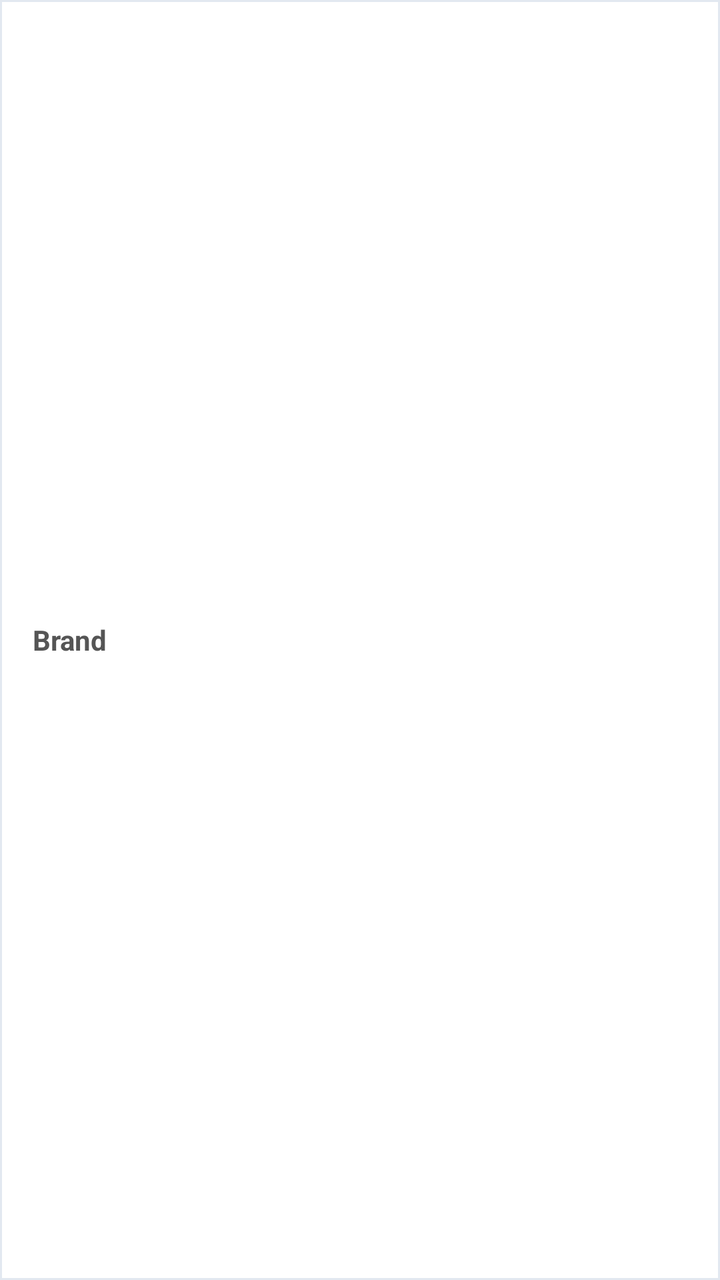
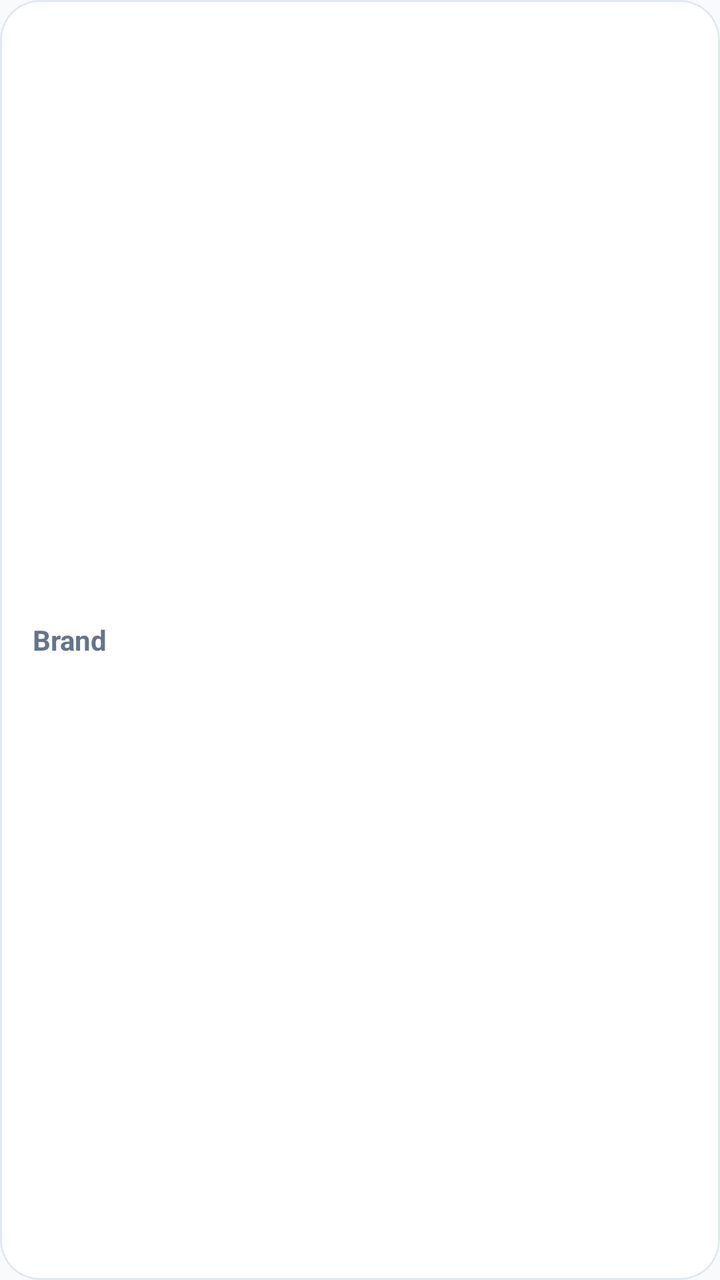

Before-and-after screenshots of an Android layout around one commit, followed by the original layout XML and the change that was made.
<!-- AndroidManifest.xml: application theme Theme.BeckieDealApp -->
<!-- res/layout/item_brand_chip.xml -->
﻿<?xml version="1.0" encoding="utf-8"?>
<com.google.android.material.card.MaterialCardView xmlns:android="http://schemas.android.com/apk/res/android"
    xmlns:app="http://schemas.android.com/apk/res-auto"
    android:layout_width="wrap_content"
    android:layout_height="36dp"
    android:layout_marginEnd="8dp"
    app:cardCornerRadius="0dp"
    app:cardElevation="0dp"
    app:cardBackgroundColor="@color/surface"
    app:strokeWidth="1dp"
    app:strokeColor="@color/border_color"
    android:clickable="true"
    android:focusable="true">

    <TextView
        android:id="@+id/chipText"
        android:layout_width="wrap_content"
        android:layout_height="match_parent"
        android:gravity="center"
        android:paddingHorizontal="16dp"
        android:text="Brand"
        android:textColor="#555555"
        android:textSize="@dimen/text_size_body"
        android:textStyle="bold" />

</com.google.android.material.card.MaterialCardView>
<!-- resources referenced by this layout -->
<resources>
  <color name="border_color">#E2E8F0</color>
  <color name="surface">#FFFFFF</color>
  <dimen name="text_size_body">13sp</dimen>
  <style name="Theme.BeckieDealApp" parent="Base.Theme.BeckieDealApp" />
  <style name="Base.Theme.BeckieDealApp" parent="Theme.Material3.DayNight.NoActionBar">
          <item name="colorPrimary">@color/primary</item>
          <item name="colorOnPrimary">@color/on_primary</item>
          <item name="colorPrimaryContainer">@color/primary_container</item>
          <item name="colorOnPrimaryContainer">@color/on_primary_container</item>
          <item name="android:windowBackground">@color/background</item>
          <item name="colorSurface">@color/surface</item>
          <item name="colorOnSurface">@color/on_surface</item>
          
          <item name="bottomNavigationStyle">@style/Widget.App.BottomNavigationView</item>
      </style>
  <color name="primary">#F97316</color>
  <color name="on_primary">#FFFFFF</color>
  <color name="primary_container">#F97316</color>
  <color name="on_primary_container">#582200</color>
  <color name="background">#F8FAFC</color>
  <color name="on_surface">#251913</color>
  <style name="Widget.App.BottomNavigationView" parent="Widget.Material3.BottomNavigationView">
          <item name="itemIconSize">26dp</item>
          <item name="itemIconTint">@color/bottom_nav_color</item>
          <item name="itemTextColor">@color/bottom_nav_color</item>
          
          <item name="android:background">@null</item>
          <item name="backgroundTint">@null</item>
          <item name="labelVisibilityMode">unlabeled</item>
          <item name="itemActiveIndicatorStyle">@style/Widget.App.BottomNav.ActiveIndicator</item>
      </style>
  <style name="Widget.App.BottomNav.ActiveIndicator" parent="Widget.Material3.BottomNavigationView.ActiveIndicator">
          <item name="android:color">@color/nav_indicator_fill</item>
          <item name="android:width">52dp</item>
          <item name="android:height">40dp</item>
          <item name="shapeAppearance">@style/ShapeAppearance.App.BottomNav.ActiveIndicator</item>
      </style>
  <color name="nav_indicator_fill">#FFF1EB</color>
  <style name="ShapeAppearance.App.BottomNav.ActiveIndicator" parent="">
          <item name="cornerFamily">rounded</item>
          <item name="cornerSize">50%</item>
      </style>
</resources>

<!-- the commit's change to res/layout/item_brand_chip.xml (unified diff, before → after) -->
@@ -4,10 +4,10 @@
     android:layout_width="wrap_content"
     android:layout_height="36dp"
     android:layout_marginEnd="8dp"
-    app:cardCornerRadius="0dp"
+    app:cardCornerRadius="@dimen/chip_pill_radius"
     app:cardElevation="0dp"
     app:cardBackgroundColor="@color/surface"
-    app:strokeWidth="1dp"
+    app:strokeWidth="@dimen/chip_stroke_width"
     app:strokeColor="@color/border_color"
     android:clickable="true"
     android:focusable="true">
@@ -19,7 +19,7 @@
         android:gravity="center"
         android:paddingHorizontal="16dp"
         android:text="Brand"
-        android:textColor="#555555"
+        android:textColor="@color/text_secondary"
         android:textSize="@dimen/text_size_body"
         android:textStyle="bold" />
 
<!-- resource entries referenced after the edit -->
@@ -2,8 +2,14 @@
 <resources>
   <color name="border_color">#E2E8F0</color>
   <color name="surface">#FFFFFF</color>
+  <color name="text_secondary">#64748B</color>
+  <dimen name="chip_pill_radius">20dp</dimen>
+  <dimen name="chip_stroke_width">1dp</dimen>
   <dimen name="text_size_body">13sp</dimen>
-  <style name="Theme.BeckieDealApp" parent="Base.Theme.BeckieDealApp" />
+  <style name="Theme.BeckieDealApp" parent="Base.Theme.BeckieDealApp">
+          <item name="buttonStyle">@style/Widget.App.Button</item>
+          <item name="materialButtonStyle">@style/Widget.App.Button</item>
+      </style>
   <style name="Base.Theme.BeckieDealApp" parent="Theme.Material3.DayNight.NoActionBar">
           <item name="colorPrimary">@color/primary</item>
           <item name="colorOnPrimary">@color/on_primary</item>
@@ -14,6 +20,9 @@
           <item name="colorOnSurface">@color/on_surface</item>
           
           <item name="bottomNavigationStyle">@style/Widget.App.BottomNavigationView</item>
+      </style>
+  <style name="Widget.App.Button" parent="Widget.Material3.Button">
+          <item name="shapeAppearance">@style/ShapeAppearance.App.Button.Pill</item>
       </style>
   <color name="primary">#F97316</color>
   <color name="on_primary">#FFFFFF</color>
@@ -31,6 +40,10 @@
           <item name="labelVisibilityMode">unlabeled</item>
           <item name="itemActiveIndicatorStyle">@style/Widget.App.BottomNav.ActiveIndicator</item>
       </style>
+  <style name="ShapeAppearance.App.Button.Pill" parent="">
+          <item name="cornerFamily">rounded</item>
+          <item name="cornerSize">50%</item>
+      </style>
   <style name="Widget.App.BottomNav.ActiveIndicator" parent="Widget.Material3.BottomNavigationView.ActiveIndicator">
           <item name="android:color">@color/nav_indicator_fill</item>
           <item name="android:width">52dp</item>
